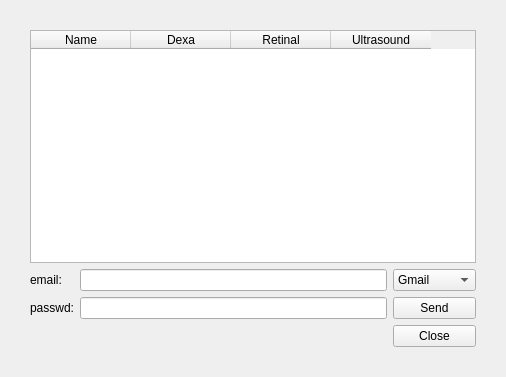
Qt form src/interface/qt/model/QReportDialog.ui (inglis-dl/Alder) before a commit.
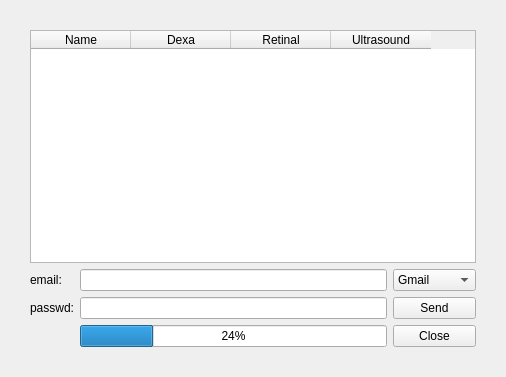
The same form after that commit.

What changed in the file:
```diff
--- a/src/interface/qt/model/QReportDialog.ui
+++ b/src/interface/qt/model/QReportDialog.ui
@@ -113,6 +113,13 @@
        </property>
       </widget>
      </item>
+     <item row="3" column="1">
+      <widget class="QProgressBar" name="progressBar">
+       <property name="value">
+        <number>24</number>
+       </property>
+      </widget>
+     </item>
     </layout>
    </item>
   </layout>
```
